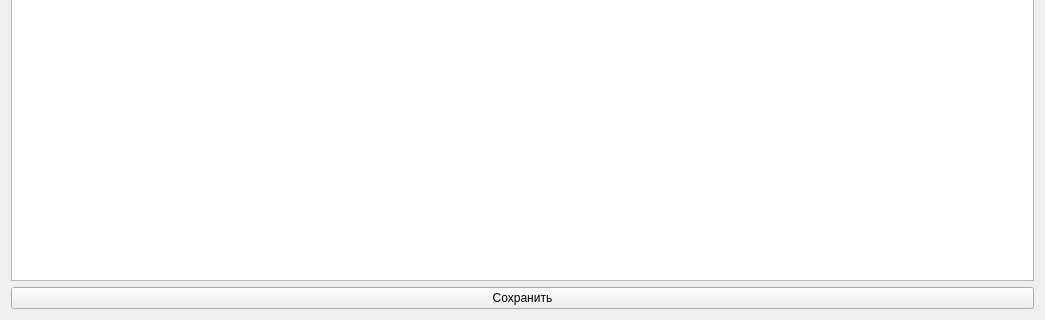
Qt form planwindow.ui (xaionaro/tasks) before a commit; both pictures show x 0 to 1045 and y 243 to 563 of the 1045 by 563 pixel window.
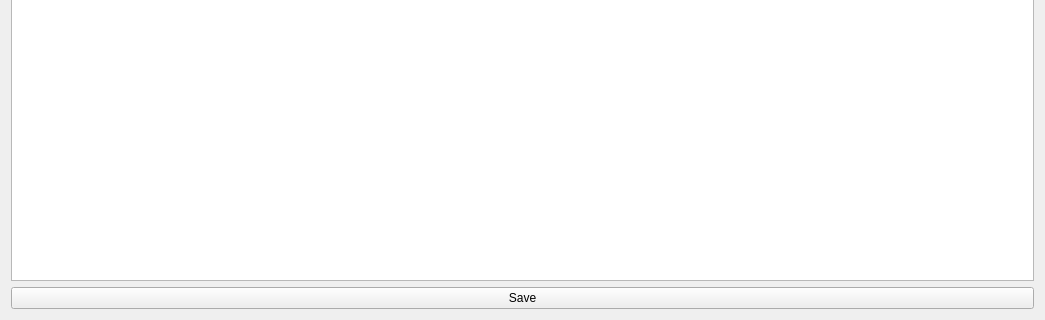
The same form after that commit.

```diff
--- a/planwindow.ui
+++ b/planwindow.ui
@@ -41,7 +41,7 @@
          <item>
           <widget class="QPushButton" name="pushButton">
            <property name="text">
-            <string>Сохранить</string>
+            <string>Save</string>
            </property>
           </widget>
          </item>
```
Left out of the diff: 2 changed lines with no effect on the pictures.
